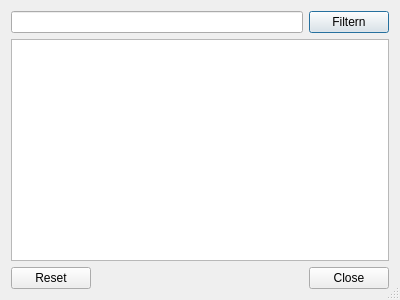
Old version of the form Ui_Hoehenmanager.ui in the repository bstroebl/xplanplugin.
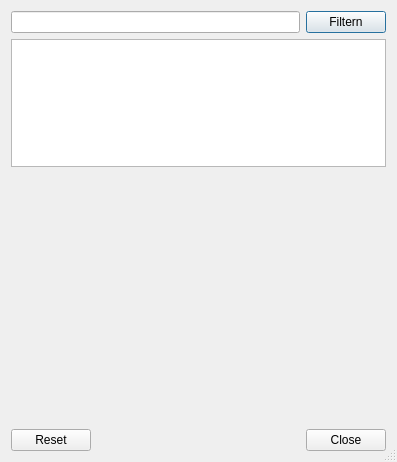
New version of the form. Custom widgets are drawn as their Qt base class.

Commit message: Added canvas to Hoehenmanager (for selection, but selection is yet missing)

The edit to the form file:
```diff
--- a/Ui_Hoehenmanager.ui
+++ b/Ui_Hoehenmanager.ui
@@ -6,8 +6,8 @@
    <rect>
     <x>0</x>
     <y>0</y>
-    <width>400</width>
-    <height>300</height>
+    <width>397</width>
+    <height>462</height>
    </rect>
   </property>
   <property name="windowTitle">
@@ -54,6 +54,16 @@
      </property>
     </widget>
    </item>
+   <item>
+    <widget class="QgsMapCanvas" name="canvas" native="true">
+     <property name="minimumSize">
+      <size>
+       <width>0</width>
+       <height>250</height>
+      </size>
+     </property>
+    </widget>
+   </item>
    <item>
     <widget class="QDialogButtonBox" name="buttonBox">
      <property name="orientation">
@@ -66,6 +76,14 @@
    </item>
   </layout>
  </widget>
+ <customwidgets>
+  <customwidget>
+   <class>QgsMapCanvas</class>
+   <extends>QWidget</extends>
+   <header>qgis.gui</header>
+   <container>1</container>
+  </customwidget>
+ </customwidgets>
  <resources/>
  <connections>
   <connection>
```
The commit also changes 5 other files.
